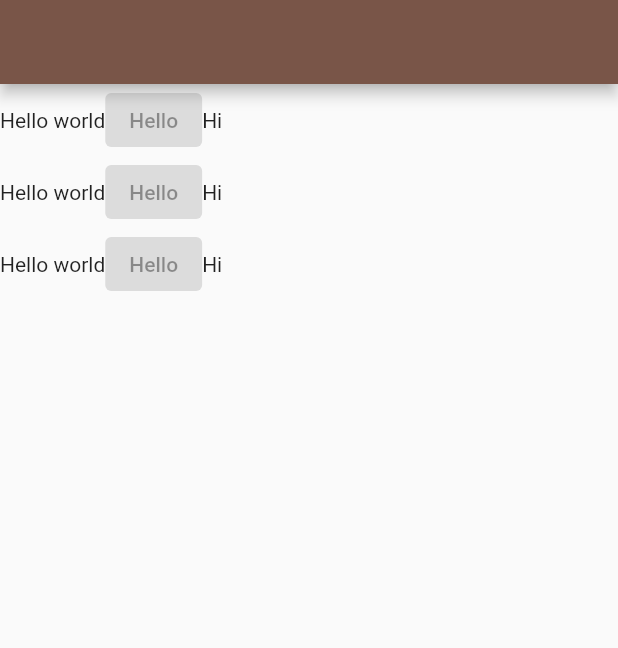
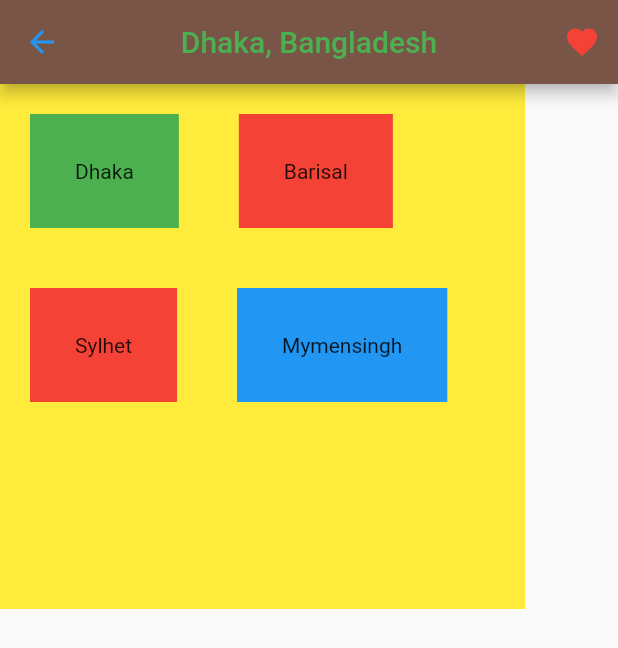
Before and after one commit to TarekFaysal/flutter_project_1, a Flutter app: the screen it shows after launch, on a phone screen of 412 x 824 dp. Shown: the top 648 px of the screen. Run offline on Flutter 3.47's test engine with Material 2 defaults, Android fonts, the phone set to English and light mode, and no system bars.

Commit message:
Stack Container AppBar

```diff
--- a/lib/screens/welcome/welcome_screen.dart
+++ b/lib/screens/welcome/welcome_screen.dart
@@ -6,31 +6,57 @@ class WelcomeScreen extends StatelessWidget {
   @override
   Widget build(BuildContext context) {
     return Scaffold(
-        appBar: AppBar(),
-        body: Column(
-          children: [
-            Row(
-              children: [
-                Text("Hello world"),
-                ElevatedButton(onPressed: null, child: Text("Hello")),
-                Text("Hi")
-              ],
-            ),
-            Row(
-              children: [
-                Text("Hello world"),
-                ElevatedButton(onPressed: null, child: Text("Hello")),
-                Text("Hi")
-              ],
-            ),
-            Row(
-              children: [
-                Text("Hello world"),
-                ElevatedButton(onPressed: null, child: Text("Hello")),
-                Text("Hi")
-              ],
-            )
+        appBar: AppBar(
+          centerTitle: true,
+          title:
+              Text("Dhaka, Bangladesh", style: TextStyle(color: Colors.green)),
+          actions: [
+            IconButton(
+                icon: Icon(
+                  Icons.favorite,
+                  color: Colors.red,
+                ),
+                onPressed: null),
           ],
+          leading: IconButton(
+            onPressed: null,
+            icon: Icon(Icons.arrow_back, color: Colors.blue),
+          ),
+        ),
+        body: Container(
+          width: 350,
+          height: 350,
+          color: Colors.yellow,
+          child: Column(children: [
+            Row(children: [
+              Container(
+                margin: EdgeInsets.all(20),
+                color: Colors.green,
+                padding: EdgeInsets.all(30),
+                child: Text("Dhaka"),
+              ),
+              Container(
+                margin: EdgeInsets.all(20),
+                color: Colors.red,
+                padding: EdgeInsets.all(30),
+                child: Text("Barisal"),
+              ),
+            ]),
+            Row(children: [
+              Container(
+                margin: EdgeInsets.all(20),
+                color: Colors.red,
+                padding: EdgeInsets.all(30),
+                child: Text("Sylhet"),
+              ),
+              Container(
+                margin: EdgeInsets.all(20),
+                color: Colors.blue,
+                padding: EdgeInsets.all(30),
+                child: Text("Mymensingh"),
+              ),
+            ]),
+          ]),
         ));
   }
 }
```
